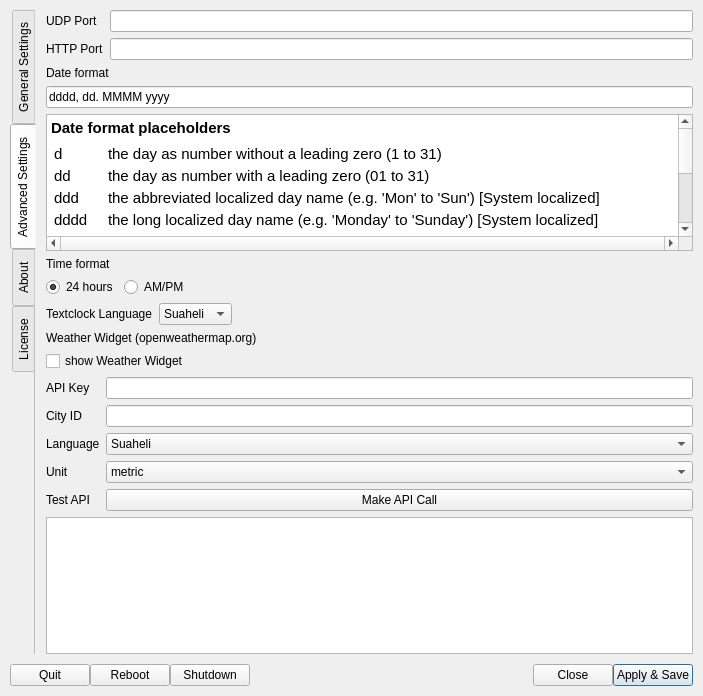
First picture: the form in settings.ui, repository saschaludwig/OnAirScreen, before the edit.
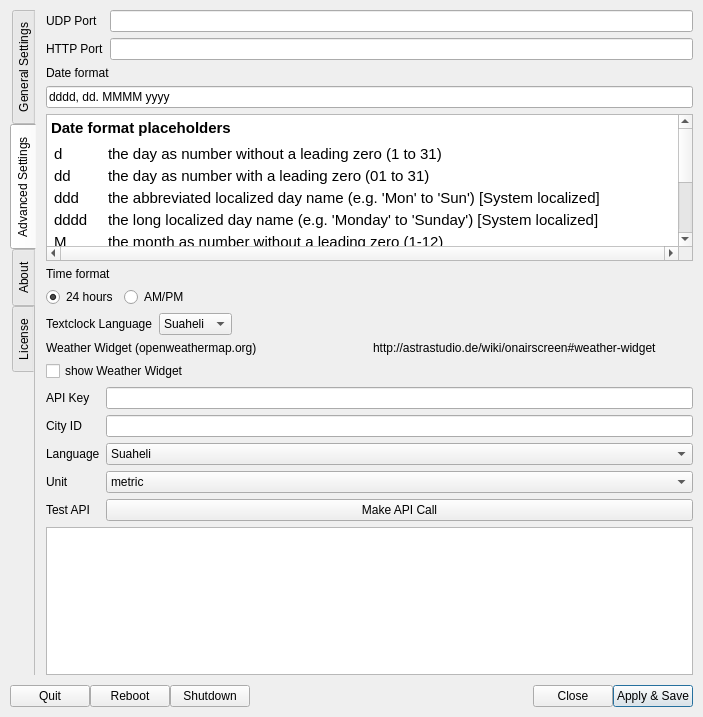
Second picture: the form after the edit. The open tabs and pages were chosen to show the change. Icons and pictures are not drawn.

Commit message: added wiki link with weatherwidget infos, minor time display glitches fixed

```diff
--- a/settings.ui
+++ b/settings.ui
@@ -7,7 +7,7 @@
     <x>0</x>
     <y>0</y>
     <width>703</width>
-    <height>696</height>
+    <height>717</height>
    </rect>
   </property>
   <property name="minimumSize">
@@ -1320,59 +1320,59 @@
             <string>&lt;!DOCTYPE HTML PUBLIC &quot;-//W3C//DTD HTML 4.0//EN&quot; &quot;http://www.w3.org/TR/REC-html40/strict.dtd&quot;&gt;
 &lt;html&gt;&lt;head&gt;&lt;meta name=&quot;qrichtext&quot; content=&quot;1&quot; /&gt;&lt;style type=&quot;text/css&quot;&gt;
 p, li { white-space: pre-wrap; }
-&lt;/style&gt;&lt;/head&gt;&lt;body style=&quot; font-family:'.AppleSystemUIFont'; font-size:13pt; font-weight:400; font-style:normal;&quot;&gt;
-&lt;p style=&quot; margin-top:12px; margin-bottom:12px; margin-left:0px; margin-right:0px; -qt-block-indent:0; text-indent:0px;&quot;&gt;&lt;span style=&quot; font-family:'.SF NS Text'; font-size:11pt; font-weight:600;&quot;&gt;Date format placeholders&lt;/span&gt;&lt;/p&gt;
+&lt;/style&gt;&lt;/head&gt;&lt;body style=&quot; font-family:'.SF NS Text'; font-size:13pt; font-weight:400; font-style:normal;&quot;&gt;
+&lt;p style=&quot; margin-top:12px; margin-bottom:12px; margin-left:0px; margin-right:0px; -qt-block-indent:0; text-indent:0px;&quot;&gt;&lt;span style=&quot; font-size:11pt; font-weight:600;&quot;&gt;Date format placeholders&lt;/span&gt;&lt;/p&gt;
 &lt;table border=&quot;0&quot; style=&quot; margin-top:5px; margin-bottom:0px; margin-left:0px; margin-right:0px;&quot; cellspacing=&quot;2&quot; cellpadding=&quot;1&quot;&gt;
 &lt;tr&gt;
 &lt;td&gt;
-&lt;p style=&quot; margin-top:0px; margin-bottom:0px; margin-left:0px; margin-right:0px; -qt-block-indent:0; text-indent:0px;&quot;&gt;&lt;span style=&quot; font-family:'.SF NS Text'; font-size:11pt;&quot;&gt;d&lt;/span&gt;&lt;/p&gt;&lt;/td&gt;
+&lt;p style=&quot; margin-top:0px; margin-bottom:0px; margin-left:0px; margin-right:0px; -qt-block-indent:0; text-indent:0px;&quot;&gt;&lt;span style=&quot; font-size:11pt;&quot;&gt;d&lt;/span&gt;&lt;/p&gt;&lt;/td&gt;
 &lt;td&gt;
-&lt;p style=&quot; margin-top:0px; margin-bottom:0px; margin-left:0px; margin-right:0px; -qt-block-indent:0; text-indent:0px;&quot;&gt;&lt;span style=&quot; font-family:'.SF NS Text'; font-size:11pt;&quot;&gt;the day as number without a leading zero (1 to 31)&lt;/span&gt;&lt;/p&gt;&lt;/td&gt;&lt;/tr&gt;
+&lt;p style=&quot; margin-top:0px; margin-bottom:0px; margin-left:0px; margin-right:0px; -qt-block-indent:0; text-indent:0px;&quot;&gt;&lt;span style=&quot; font-size:11pt;&quot;&gt;the day as number without a leading zero (1 to 31)&lt;/span&gt;&lt;/p&gt;&lt;/td&gt;&lt;/tr&gt;
 &lt;tr&gt;
 &lt;td&gt;
-&lt;p style=&quot; margin-top:0px; margin-bottom:0px; margin-left:0px; margin-right:0px; -qt-block-indent:0; text-indent:0px;&quot;&gt;&lt;span style=&quot; font-family:'.SF NS Text'; font-size:11pt;&quot;&gt;dd&lt;/span&gt;&lt;/p&gt;&lt;/td&gt;
+&lt;p style=&quot; margin-top:0px; margin-bottom:0px; margin-left:0px; margin-right:0px; -qt-block-indent:0; text-indent:0px;&quot;&gt;&lt;span style=&quot; font-size:11pt;&quot;&gt;dd&lt;/span&gt;&lt;/p&gt;&lt;/td&gt;
 &lt;td&gt;
-&lt;p style=&quot; margin-top:0px; margin-bottom:0px; margin-left:0px; margin-right:0px; -qt-block-indent:0; text-indent:0px;&quot;&gt;&lt;span style=&quot; font-family:'.SF NS Text'; font-size:11pt;&quot;&gt;the day as number with a leading zero (01 to 31)&lt;/span&gt;&lt;/p&gt;&lt;/td&gt;&lt;/tr&gt;
+&lt;p style=&quot; margin-top:0px; margin-bottom:0px; margin-left:0px; margin-right:0px; -qt-block-indent:0; text-indent:0px;&quot;&gt;&lt;span style=&quot; font-size:11pt;&quot;&gt;the day as number with a leading zero (01 to 31)&lt;/span&gt;&lt;/p&gt;&lt;/td&gt;&lt;/tr&gt;
 &lt;tr&gt;
 &lt;td&gt;
-&lt;p style=&quot; margin-top:0px; margin-bottom:0px; margin-left:0px; margin-right:0px; -qt-block-indent:0; text-indent:0px;&quot;&gt;&lt;span style=&quot; font-family:'.SF NS Text'; font-size:11pt;&quot;&gt;ddd&lt;/span&gt;&lt;/p&gt;&lt;/td&gt;
+&lt;p style=&quot; margin-top:0px; margin-bottom:0px; margin-left:0px; margin-right:0px; -qt-block-indent:0; text-indent:0px;&quot;&gt;&lt;span style=&quot; font-size:11pt;&quot;&gt;ddd&lt;/span&gt;&lt;/p&gt;&lt;/td&gt;
 &lt;td&gt;
-&lt;p style=&quot; margin-top:0px; margin-bottom:0px; margin-left:0px; margin-right:0px; -qt-block-indent:0; text-indent:0px;&quot;&gt;&lt;span style=&quot; font-family:'.SF NS Text'; font-size:11pt;&quot;&gt;the abbreviated localized day name (e.g. 'Mon' to 'Sun') [System localized]&lt;/span&gt;&lt;/p&gt;&lt;/td&gt;&lt;/tr&gt;
+&lt;p style=&quot; margin-top:0px; margin-bottom:0px; margin-left:0px; margin-right:0px; -qt-block-indent:0; text-indent:0px;&quot;&gt;&lt;span style=&quot; font-size:11pt;&quot;&gt;the abbreviated localized day name (e.g. 'Mon' to 'Sun') [System localized]&lt;/span&gt;&lt;/p&gt;&lt;/td&gt;&lt;/tr&gt;
 &lt;tr&gt;
 &lt;td&gt;
-&lt;p style=&quot; margin-top:0px; margin-bottom:0px; margin-left:0px; margin-right:0px; -qt-block-indent:0; text-indent:0px;&quot;&gt;&lt;span style=&quot; font-family:'.SF NS Text'; font-size:11pt;&quot;&gt;dddd&lt;/span&gt;&lt;/p&gt;&lt;/td&gt;
+&lt;p style=&quot; margin-top:0px; margin-bottom:0px; margin-left:0px; margin-right:0px; -qt-block-indent:0; text-indent:0px;&quot;&gt;&lt;span style=&quot; font-size:11pt;&quot;&gt;dddd&lt;/span&gt;&lt;/p&gt;&lt;/td&gt;
 &lt;td&gt;
-&lt;p style=&quot; margin-top:0px; margin-bottom:0px; margin-left:0px; margin-right:0px; -qt-block-indent:0; text-indent:0px;&quot;&gt;&lt;span style=&quot; font-family:'.SF NS Text'; font-size:11pt;&quot;&gt;the long localized day name (e.g. 'Monday' to 'Sunday') [System localized]&lt;/span&gt;&lt;/p&gt;&lt;/td&gt;&lt;/tr&gt;
+&lt;p style=&quot; margin-top:0px; margin-bottom:0px; margin-left:0px; margin-right:0px; -qt-block-indent:0; text-indent:0px;&quot;&gt;&lt;span style=&quot; font-size:11pt;&quot;&gt;the long localized day name (e.g. 'Monday' to 'Sunday') [System localized]&lt;/span&gt;&lt;/p&gt;&lt;/td&gt;&lt;/tr&gt;
 &lt;tr&gt;
 &lt;td&gt;
-&lt;p style=&quot; margin-top:0px; margin-bottom:0px; margin-left:0px; margin-right:0px; -qt-block-indent:0; text-indent:0px;&quot;&gt;&lt;span style=&quot; font-family:'.SF NS Text'; font-size:11pt;&quot;&gt;M&lt;/span&gt;&lt;/p&gt;&lt;/td&gt;
+&lt;p style=&quot; margin-top:0px; margin-bottom:0px; margin-left:0px; margin-right:0px; -qt-block-indent:0; text-indent:0px;&quot;&gt;&lt;span style=&quot; font-size:11pt;&quot;&gt;M&lt;/span&gt;&lt;/p&gt;&lt;/td&gt;
 &lt;td&gt;
-&lt;p style=&quot; margin-top:0px; margin-bottom:0px; margin-left:0px; margin-right:0px; -qt-block-indent:0; text-indent:0px;&quot;&gt;&lt;span style=&quot; font-family:'.SF NS Text'; font-size:11pt;&quot;&gt;the month as number without a leading zero (1-12)&lt;/span&gt;&lt;/p&gt;&lt;/td&gt;&lt;/tr&gt;
+&lt;p style=&quot; margin-top:0px; margin-bottom:0px; margin-left:0px; margin-right:0px; -qt-block-indent:0; text-indent:0px;&quot;&gt;&lt;span style=&quot; font-size:11pt;&quot;&gt;the month as number without a leading zero (1-12)&lt;/span&gt;&lt;/p&gt;&lt;/td&gt;&lt;/tr&gt;
 &lt;tr&gt;
 &lt;td&gt;
-&lt;p style=&quot; margin-top:0px; margin-bottom:0px; margin-left:0px; margin-right:0px; -qt-block-indent:0; text-indent:0px;&quot;&gt;&lt;span style=&quot; font-family:'.SF NS Text'; font-size:11pt;&quot;&gt;MM&lt;/span&gt;&lt;/p&gt;&lt;/td&gt;
+&lt;p style=&quot; margin-top:0px; margin-bottom:0px; margin-left:0px; margin-right:0px; -qt-block-indent:0; text-indent:0px;&quot;&gt;&lt;span style=&quot; font-size:11pt;&quot;&gt;MM&lt;/span&gt;&lt;/p&gt;&lt;/td&gt;
 &lt;td&gt;
-&lt;p style=&quot; margin-top:0px; margin-bottom:0px; margin-left:0px; margin-right:0px; -qt-block-indent:0; text-indent:0px;&quot;&gt;&lt;span style=&quot; font-family:'.SF NS Text'; font-size:11pt;&quot;&gt;the month as number with a leading zero (01-12)&lt;/span&gt;&lt;/p&gt;&lt;/td&gt;&lt;/tr&gt;
+&lt;p style=&quot; margin-top:0px; margin-bottom:0px; margin-left:0px; margin-right:0px; -qt-block-indent:0; text-indent:0px;&quot;&gt;&lt;span style=&quot; font-size:11pt;&quot;&gt;the month as number with a leading zero (01-12)&lt;/span&gt;&lt;/p&gt;&lt;/td&gt;&lt;/tr&gt;
 &lt;tr&gt;
 &lt;td&gt;
-&lt;p style=&quot; margin-top:0px; margin-bottom:0px; margin-left:0px; margin-right:0px; -qt-block-indent:0; text-indent:0px;&quot;&gt;&lt;span style=&quot; font-family:'.SF NS Text'; font-size:11pt;&quot;&gt;MMM&lt;/span&gt;&lt;/p&gt;&lt;/td&gt;
+&lt;p style=&quot; margin-top:0px; margin-bottom:0px; margin-left:0px; margin-right:0px; -qt-block-indent:0; text-indent:0px;&quot;&gt;&lt;span style=&quot; font-size:11pt;&quot;&gt;MMM&lt;/span&gt;&lt;/p&gt;&lt;/td&gt;
 &lt;td&gt;
-&lt;p style=&quot; margin-top:0px; margin-bottom:0px; margin-left:0px; margin-right:0px; -qt-block-indent:0; text-indent:0px;&quot;&gt;&lt;span style=&quot; font-family:'.SF NS Text'; font-size:11pt;&quot;&gt;the abbreviated localized month name (e.g. 'Jan' to 'Dec') [System localized]&lt;/span&gt;&lt;/p&gt;&lt;/td&gt;&lt;/tr&gt;
+&lt;p style=&quot; margin-top:0px; margin-bottom:0px; margin-left:0px; margin-right:0px; -qt-block-indent:0; text-indent:0px;&quot;&gt;&lt;span style=&quot; font-size:11pt;&quot;&gt;the abbreviated localized month name (e.g. 'Jan' to 'Dec') [System localized]&lt;/span&gt;&lt;/p&gt;&lt;/td&gt;&lt;/tr&gt;
 &lt;tr&gt;
 &lt;td&gt;
-&lt;p style=&quot; margin-top:0px; margin-bottom:0px; margin-left:0px; margin-right:0px; -qt-block-indent:0; text-indent:0px;&quot;&gt;&lt;span style=&quot; font-family:'.SF NS Text'; font-size:11pt;&quot;&gt;MMMM&lt;/span&gt;&lt;/p&gt;&lt;/td&gt;
+&lt;p style=&quot; margin-top:0px; margin-bottom:0px; margin-left:0px; margin-right:0px; -qt-block-indent:0; text-indent:0px;&quot;&gt;&lt;span style=&quot; font-size:11pt;&quot;&gt;MMMM&lt;/span&gt;&lt;/p&gt;&lt;/td&gt;
 &lt;td&gt;
-&lt;p style=&quot; margin-top:0px; margin-bottom:0px; margin-left:0px; margin-right:0px; -qt-block-indent:0; text-indent:0px;&quot;&gt;&lt;span style=&quot; font-family:'.SF NS Text'; font-size:11pt;&quot;&gt;the long localized month name (e.g. 'January' to 'December') [System localized]&lt;/span&gt;&lt;/p&gt;&lt;/td&gt;&lt;/tr&gt;
+&lt;p style=&quot; margin-top:0px; margin-bottom:0px; margin-left:0px; margin-right:0px; -qt-block-indent:0; text-indent:0px;&quot;&gt;&lt;span style=&quot; font-size:11pt;&quot;&gt;the long localized month name (e.g. 'January' to 'December') [System localized]&lt;/span&gt;&lt;/p&gt;&lt;/td&gt;&lt;/tr&gt;
 &lt;tr&gt;
 &lt;td&gt;
-&lt;p style=&quot; margin-top:0px; margin-bottom:0px; margin-left:0px; margin-right:0px; -qt-block-indent:0; text-indent:0px;&quot;&gt;&lt;span style=&quot; font-family:'.SF NS Text'; font-size:11pt;&quot;&gt;yy&lt;/span&gt;&lt;/p&gt;&lt;/td&gt;
+&lt;p style=&quot; margin-top:0px; margin-bottom:0px; margin-left:0px; margin-right:0px; -qt-block-indent:0; text-indent:0px;&quot;&gt;&lt;span style=&quot; font-size:11pt;&quot;&gt;yy&lt;/span&gt;&lt;/p&gt;&lt;/td&gt;
 &lt;td&gt;
-&lt;p style=&quot; margin-top:0px; margin-bottom:0px; margin-left:0px; margin-right:0px; -qt-block-indent:0; text-indent:0px;&quot;&gt;&lt;span style=&quot; font-family:'.SF NS Text'; font-size:11pt;&quot;&gt;the year as two digit number (00-99)&lt;/span&gt;&lt;/p&gt;&lt;/td&gt;&lt;/tr&gt;
+&lt;p style=&quot; margin-top:0px; margin-bottom:0px; margin-left:0px; margin-right:0px; -qt-block-indent:0; text-indent:0px;&quot;&gt;&lt;span style=&quot; font-size:11pt;&quot;&gt;the year as two digit number (00-99)&lt;/span&gt;&lt;/p&gt;&lt;/td&gt;&lt;/tr&gt;
 &lt;tr&gt;
 &lt;td&gt;
-&lt;p style=&quot; margin-top:0px; margin-bottom:0px; margin-left:0px; margin-right:0px; -qt-block-indent:0; text-indent:0px;&quot;&gt;&lt;span style=&quot; font-family:'.SF NS Text'; font-size:11pt;&quot;&gt;yyyy&lt;/span&gt;&lt;/p&gt;&lt;/td&gt;
+&lt;p style=&quot; margin-top:0px; margin-bottom:0px; margin-left:0px; margin-right:0px; -qt-block-indent:0; text-indent:0px;&quot;&gt;&lt;span style=&quot; font-size:11pt;&quot;&gt;yyyy&lt;/span&gt;&lt;/p&gt;&lt;/td&gt;
 &lt;td&gt;
-&lt;p style=&quot; margin-top:0px; margin-bottom:0px; margin-left:0px; margin-right:0px; -qt-block-indent:0; text-indent:0px;&quot;&gt;&lt;span style=&quot; font-family:'.SF NS Text'; font-size:11pt;&quot;&gt;the year as four digit number&lt;/span&gt;&lt;/p&gt;&lt;/td&gt;&lt;/tr&gt;&lt;/table&gt;&lt;/body&gt;&lt;/html&gt;</string>
+&lt;p style=&quot; margin-top:0px; margin-bottom:0px; margin-left:0px; margin-right:0px; -qt-block-indent:0; text-indent:0px;&quot;&gt;&lt;span style=&quot; font-size:11pt;&quot;&gt;the year as four digit number&lt;/span&gt;&lt;/p&gt;&lt;/td&gt;&lt;/tr&gt;&lt;/table&gt;&lt;/body&gt;&lt;/html&gt;</string>
            </property>
           </widget>
          </item>
@@ -1432,11 +1432,28 @@
        <item row="6" column="0">
         <layout class="QVBoxLayout" name="verticalLayout_18">
          <item>
-          <widget class="QLabel" name="label_13">
-           <property name="text">
-            <string>Weather Widget (openweathermap.org)</string>
-           </property>
-          </widget>
+          <layout class="QHBoxLayout" name="horizontalLayout_15">
+           <item>
+            <widget class="QLabel" name="label_13">
+             <property name="text">
+              <string>Weather Widget (openweathermap.org)</string>
+             </property>
+            </widget>
+           </item>
+           <item>
+            <widget class="QLabel" name="label_27">
+             <property name="text">
+              <string>http://astrastudio.de/wiki/onairscreen#weather-widget</string>
+             </property>
+             <property name="textFormat">
+              <enum>Qt::MarkdownText</enum>
+             </property>
+             <property name="openExternalLinks">
+              <bool>true</bool>
+             </property>
+            </widget>
+           </item>
+          </layout>
          </item>
          <item>
           <widget class="QCheckBox" name="owmWidgetEnabled">
```
Left out of the diff: 17 changed lines with no effect on the pictures. The commit also changes 1 other file.
